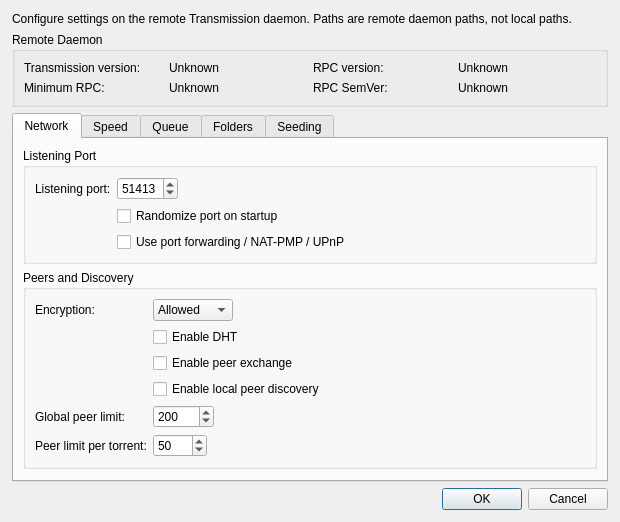
The window that sessionsettingsdialog.ui (mveinot/transmission-control) describes before a commit, drawn with Qt 5.
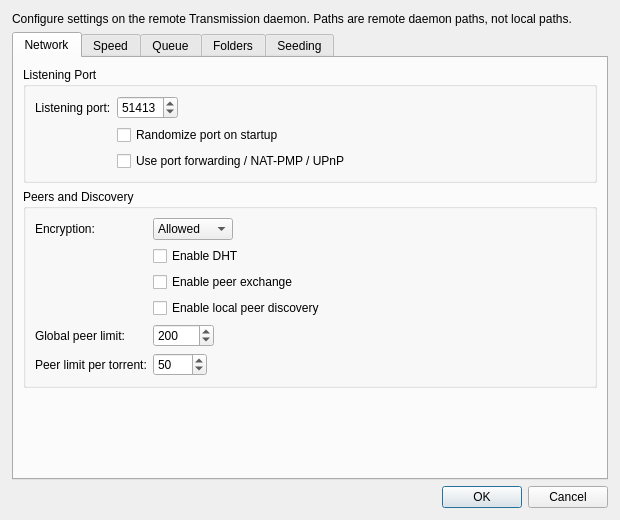
The same window after the commit.

```diff
--- a/sessionsettingsdialog.ui
+++ b/sessionsettingsdialog.ui
@@ -42,83 +42,7 @@
     </widget>
    </item>
 
-   <item>
-    <widget class="QGroupBox" name="groupDaemonInfo">
-     <property name="title">
-      <string>Remote Daemon</string>
-     </property>
-     <layout class="QGridLayout" name="daemonInfoLayout">
-      <item row="0" column="0">
-       <widget class="QLabel" name="labelTransmissionVersion">
-        <property name="text">
-         <string>Transmission version:</string>
-        </property>
-       </widget>
-      </item>
-      <item row="0" column="1">
-       <widget class="QLabel" name="labelTransmissionVersionValue">
-        <property name="text">
-         <string>Unknown</string>
-        </property>
-        <property name="textInteractionFlags">
-         <set>Qt::TextInteractionFlag::TextSelectableByMouse</set>
-        </property>
-       </widget>
-      </item>
-      <item row="0" column="2">
-       <widget class="QLabel" name="labelRpcVersion">
-        <property name="text">
-         <string>RPC version:</string>
-        </property>
-       </widget>
-      </item>
-      <item row="0" column="3">
-       <widget class="QLabel" name="labelRpcVersionValue">
-        <property name="text">
-         <string>Unknown</string>
-        </property>
-        <property name="textInteractionFlags">
-         <set>Qt::TextInteractionFlag::TextSelectableByMouse</set>
-        </property>
-       </widget>
-      </item>
-      <item row="1" column="0">
-       <widget class="QLabel" name="labelRpcMinimum">
-        <property name="text">
-         <string>Minimum RPC:</string>
-        </property>
-       </widget>
-      </item>
-      <item row="1" column="1">
-       <widget class="QLabel" name="labelRpcMinimumValue">
-        <property name="text">
-         <string>Unknown</string>
-        </property>
-        <property name="textInteractionFlags">
-         <set>Qt::TextInteractionFlag::TextSelectableByMouse</set>
-        </property>
-       </widget>
-      </item>
-      <item row="1" column="2">
-       <widget class="QLabel" name="labelRpcSemver">
-        <property name="text">
-         <string>RPC SemVer:</string>
-        </property>
-       </widget>
-      </item>
-      <item row="1" column="3">
-       <widget class="QLabel" name="labelRpcSemverValue">
-        <property name="text">
-         <string>Unknown</string>
-        </property>
-        <property name="textInteractionFlags">
-         <set>Qt::TextInteractionFlag::TextSelectableByMouse</set>
-        </property>
-       </widget>
-      </item>
-     </layout>
-    </widget>
-   </item>
+
 
    <item>
     <widget class="QTabWidget" name="tabSettings">
```
